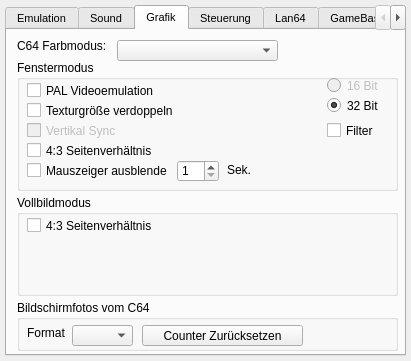
ThKattanek/emu64, file src/setup_window.ui: the form before one commit.
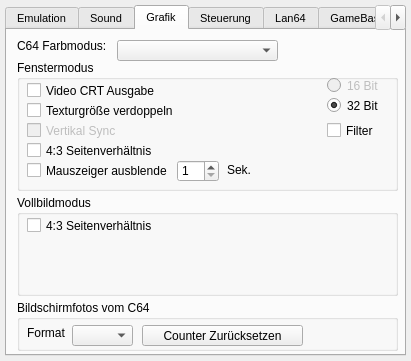
The form after the commit. The open tabs and pages were chosen to show the change.

Commit message: VideoPALClass -> VideoCrtClass

The edit to the form file:
```diff
--- a/src/setup_window.ui
+++ b/src/setup_window.ui
@@ -465,7 +465,7 @@
        <string>Schaltet die PAL Emulation der Grafikausgabe ein. (Sollte vorrangig benutzt werden)</string>
       </property>
       <property name="text">
-       <string>PAL Videoemulation</string>
+       <string>Video CRT Ausgabe</string>
       </property>
      </widget>
      <widget class="QCheckBox" name="WDouble">
```
Left out of the diff: 4 changed lines with no effect on the pictures. The commit also changes 10 other files.
